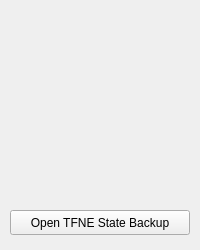
Above: tfne/visualizer/tfnev_welcomewindow_ui.ui from YangZhafou/Tensorflow-Neuroevolution before the change. Below: the same form after it.
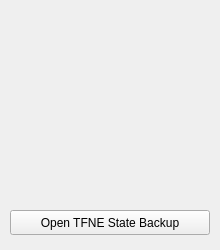
That is the form after the change.

```diff
--- a/tfne/visualizer/tfnev_welcomewindow_ui.ui
+++ b/tfne/visualizer/tfnev_welcomewindow_ui.ui
@@ -6,7 +6,7 @@
    <rect>
     <x>0</x>
     <y>0</y>
-    <width>200</width>
+    <width>220</width>
     <height>250</height>
    </rect>
   </property>
@@ -19,7 +19,7 @@
      <rect>
       <x>10</x>
       <y>210</y>
-      <width>180</width>
+      <width>200</width>
       <height>25</height>
      </rect>
     </property>
```
